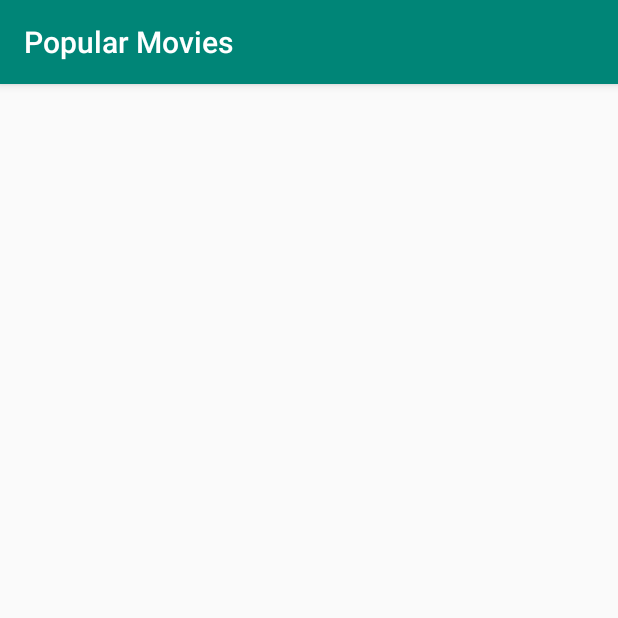
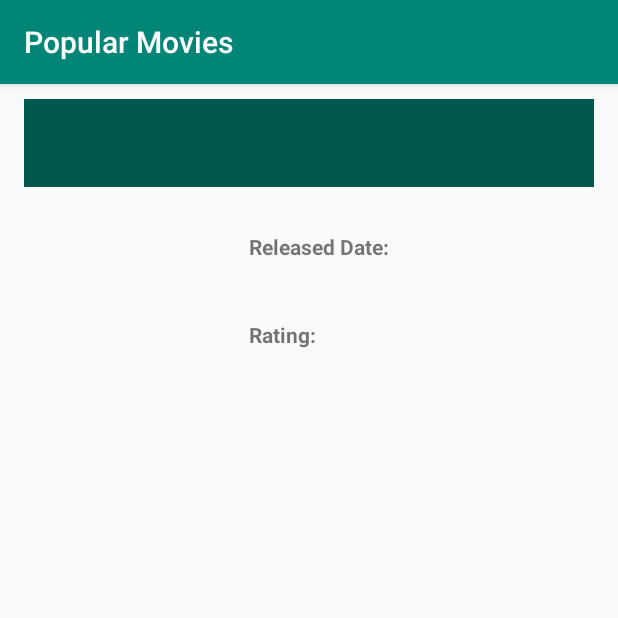
Before and after one commit to mawidja/popularmoviestage2_corrections, an Android app: the DetailMovieActivity screen opened directly, with no data from a screen before it, on a phone screen of 412 x 824 dp, the top half of it. Run offline under Robolectric (Android 15) with nearby library versions, the phone set to English and light mode, and no system bars; our stand-ins replace Picasso; pictures from the network do not load; 1 statement that could not run was skipped.

Commit message:
Polish-up detail movie activity

```diff
--- a/Popular_Movie_Stage_1/app/src/main/java/com/example/witne/popularmoviesstage1/DetailMovieActivity.java
+++ b/Popular_Movie_Stage_1/app/src/main/java/com/example/witne/popularmoviesstage1/DetailMovieActivity.java
@@ -25,11 +25,11 @@ public class DetailMovieActivity extends AppCompatActivity {
         super.onCreate(savedInstanceState);
         setContentView(R.layout.activity_detail_movie);
 
-        //tv_movie_title = findViewById(R.id.tv_movie_title);
+        tv_movie_title = findViewById(R.id.tv_movie_title);
         iv_movie_poster = findViewById(R.id.iv_movie_poster);
         tv_movie_release_date = findViewById(R.id.tv_movie_release_date);
         tv_movie_rating = findViewById(R.id.tv_movie_vote_average);
-        //tv_movie_overview = findViewById(R.id.tv_movie_overview);
+        tv_movie_overview = findViewById(R.id.tv_movie_overview);
 
         //get movie details from the intent that started the activity
         //Intent intentStartedThisActivity = getIntent();
@@ -37,8 +37,7 @@ public class DetailMovieActivity extends AppCompatActivity {
         movie = movieData.getParcelable("Movie_Details");
 
         if(movie != null){
-            //tv_movie_title.setText(movie.getTitle());
-
+            tv_movie_title.setText(movie.getTitle());
             String posterPath = IMAGE_BASE_URL + movie.getPoster_path();
             Picasso.get()
                     .load(posterPath)
@@ -47,7 +46,7 @@ public class DetailMovieActivity extends AppCompatActivity {
             tv_movie_release_date.setText((movie.getRelease_date()));
             //tv_movie_rating.setText(movie.getVote_average());
             tv_movie_rating.setText(String.valueOf(movie.getVote_average()));
-            //tv_movie_overview.setText(movie.getMovie_overview());*/
+            tv_movie_overview.setText(movie.getMovie_overview());
 
         }
 
--- a/Popular_Movie_Stage_1/app/src/main/res/layout/activity_detail_movie.xml
+++ b/Popular_Movie_Stage_1/app/src/main/res/layout/activity_detail_movie.xml
@@ -6,31 +6,24 @@
     android:layout_height="match_parent"
     tools:context=".DetailMovieActivity">
 
- <!--   <LinearLayout
-        android:layout_width="match_parent"
-        android:layout_height="wrap_content"
-        android:orientation="horizontal">
-
-        <TextView
-            android:id="@+id/tv_movie_title"
-            android:layout_width="match_parent"
-            android:layout_height="wrap_content"
-            android:textSize="36sp"/>
-
     <LinearLayout
         android:layout_width = "match_parent"
         android:layout_height="wrap_content"
-            android:orientation="vertical">
+        android:orientation="vertical"
+        android:paddingLeft="16dp"
+        android:paddingRight="16dp"
+        android:paddingTop="10dp">
 
-            <ImageView
-                android:layout_width="140dp"
-                android:layout_height="210dp"
-                android:id="@+id/iv_movie_poster"
-                android:scaleType="fitXY"/>
-        </LinearLayout>
-    </LinearLayout> -->
+        <TextView
+            android:layout_width="match_parent"
+            android:layout_height="wrap_content"
+            android:id="@+id/tv_movie_title"
+            android:textSize="36sp"
+            android:background="@color/colorPrimaryDark"
+            android:paddingTop="10dp"/>
+
         <LinearLayout
-        android:layout_width = "match_parent"
+            android:layout_width="match_parent"
             android:layout_height="wrap_content"
             android:orientation="horizontal">
 
@@ -38,33 +31,21 @@
                 android:layout_width="140dp"
                 android:layout_height="210dp"
                 android:id="@+id/iv_movie_poster"
-            android:scaleType="fitXY"/>
-
-        <LinearLayout
-            android:layout_width="wrap_content"
-            android:layout_height="wrap_content"
-            android:orientation="vertical">
-            <TextView
-                android:layout_width="wrap_content"
-                android:layout_height="wrap_content"
-                android:id="@+id/tv_movie_release_date"/>
-
-            <TextView
-                android:layout_width="wrap_content"
-                android:layout_height="wrap_content"
-                android:id="@+id/tv_movie_vote_average"/>
-        </LinearLayout>
-    </LinearLayout>
-
-    <!--    <ImageView
-            android:id="@+id/iv_movie_poster"
-            android:layout_width="wrap_content"
-            android:layout_height="wrap_content" />
+                android:scaleType="fitXY"
+                android:paddingTop="10dp"/>
 
             <LinearLayout
                 android:layout_width="match_parent"
+                android:layout_height="match_parent"
+                android:orientation="vertical"
+                android:padding="10dp">
+
+                <TextView
+                    android:layout_width="match_parent"
                     android:layout_height="wrap_content"
-            android:orientation="vertical">
+                    android:paddingTop="20dp"
+                    android:text="Released Date:"
+                    android:textStyle="bold"/>
 
                 <TextView
                     android:id="@+id/tv_movie_release_date"
@@ -72,21 +53,23 @@
                     android:layout_height="wrap_content" />
 
                 <TextView
+                    android:layout_width="match_parent"
+                    android:layout_height="wrap_content"
+                    android:paddingTop="20dp"
+                    android:text="Rating:"
+                    android:textStyle="bold"/>
+
+                <TextView
                     android:id="@+id/tv_movie_vote_average"
                     android:layout_width="wrap_content"
-                android:layout_height="wrap_content"/>
-
+                    android:layout_height="wrap_content" />
             </LinearLayout>
-        <LinearLayout
-            android:layout_width="match_parent"
-            android:layout_height="match_parent"
-            android:orientation="vertical">
+        </LinearLayout>
 
         <TextView
+            android:layout_width="match_parent"
+            android:layout_height="wrap_content"
             android:id="@+id/tv_movie_overview"
-                android:layout_width="match_parent"
-                android:layout_height="wrap_content"/>
-
+            android:paddingTop="10dp"/>
     </LinearLayout>
-    </LinearLayout>-->
 </ScrollView>
```
Lines whose indentation alone changed are shown as unchanged.
